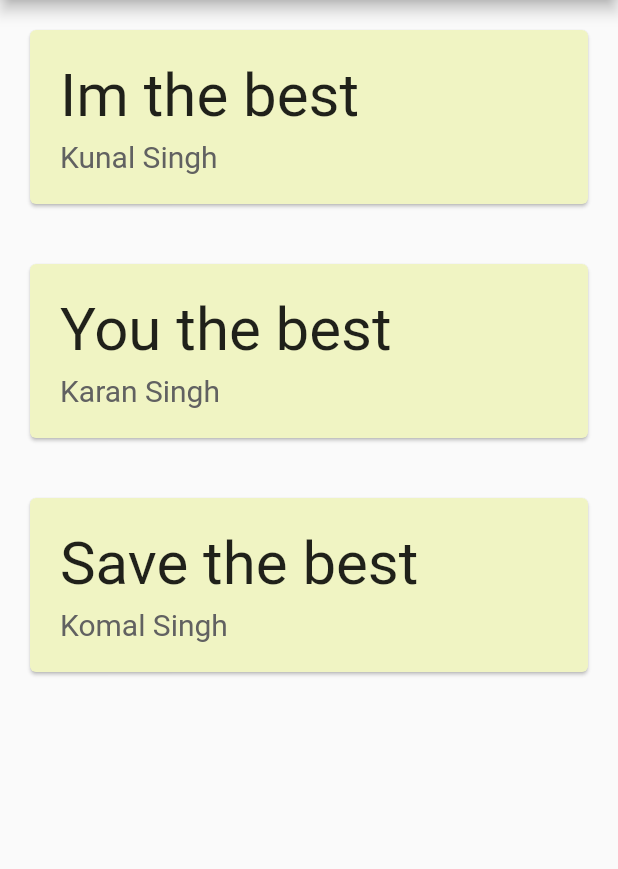
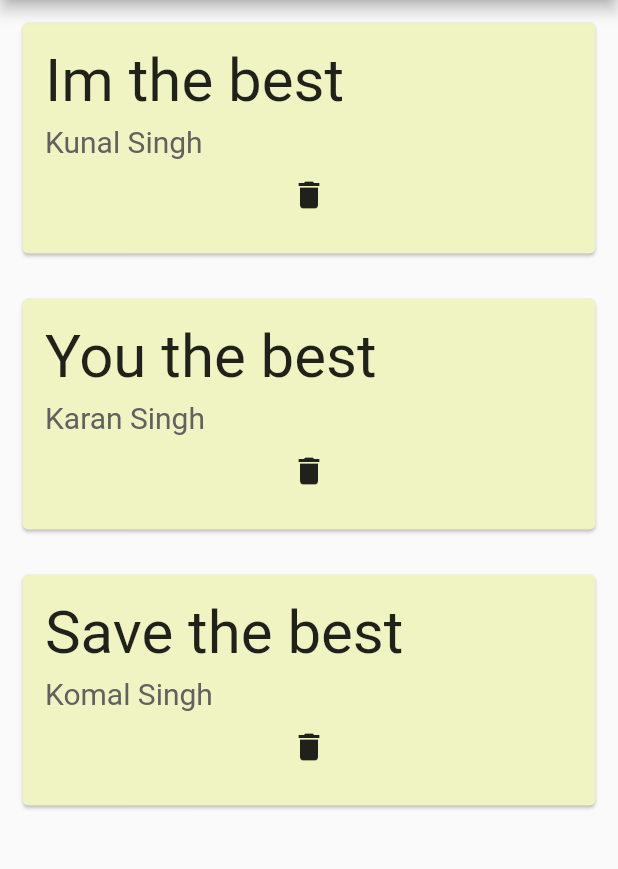
Before and after one commit to singhkunal2050/ListApp, a Flutter app: the screen it shows after launch, on a phone screen of 412 x 824 dp, the part 84-953 px from its top. Run offline on Flutter 3.47's test engine with Material 2 defaults, Android fonts, the phone set to English and light mode, and no system bars.

Commit message:
delete works fine with cards

```diff
--- a/lib/QuoteCard.dart
+++ b/lib/QuoteCard.dart
@@ -3,15 +3,20 @@ import './Quote.dart';
 
 class QuoteCard extends StatelessWidget {
   final Quote quote;
-  const QuoteCard({this.quote});
+  final Function delete;
+
+  const QuoteCard({
+    this.quote,
+    this.delete,
+  });
 
   @override
   Widget build(BuildContext context) {
     return Card(
       color: Colors.lime[100],
-      margin: EdgeInsets.all(20),
+      margin: EdgeInsets.all(15),
       child: Padding(
-        padding: const EdgeInsets.all(20.0),
+        padding: const EdgeInsets.all(15.0),
         child: Column(
           crossAxisAlignment: CrossAxisAlignment.stretch,
           children: <Widget>[
@@ -31,6 +36,12 @@ class QuoteCard extends StatelessWidget {
                 color: Colors.grey[700],
               ),
             ),
+            IconButton(
+              icon: Icon(
+                Icons.delete,
+              ),
+              onPressed: delete,
+            ),
           ],
         ),
       ),
--- a/lib/main.dart
+++ b/lib/main.dart
@@ -27,7 +27,14 @@ class _ListAppState extends State<ListApp> {
         ),
         body: Column(
           children: quotes.map((quote) {
-            return QuoteCard(quote:quote);
+            return QuoteCard(
+              quote: quote,
+              delete: () {
+                setState(() {
+                  quotes.remove(quote);
+                });
+              },
+            );
           }).toList(),
         ),
       ),
```
